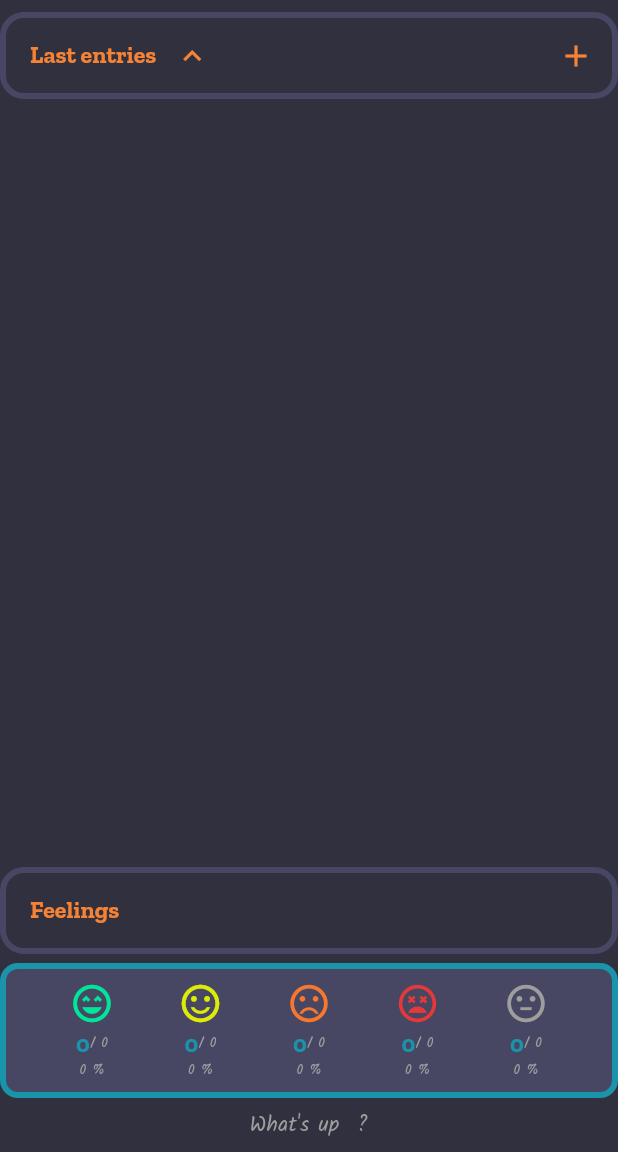
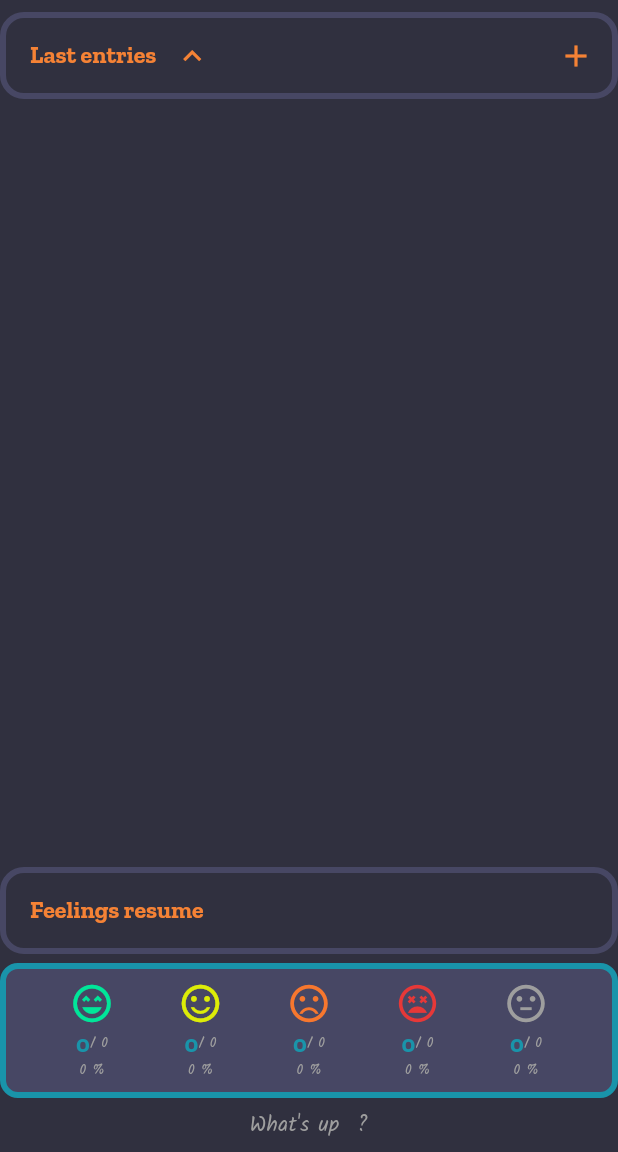
Before and after one commit to Neopuyo/TanukiDay, a Flutter app: the screen it shows once a user with an empty profile is signed in, on a phone screen of 412 x 824 dp, the part 84-1236 px from its top. Run offline on Flutter 3.47's test engine with Material 3 defaults, Android fonts, the phone set to English and light mode, and no system bars; our stand-ins replace cloud_firestore, envied, firebase_auth, firebase_core, go_router, google_fonts and 1 more; missing offline and left inert: github_sign_in_plus; accounts and stored records are empty; network calls fail.

```diff
--- a/lib/main.dart
+++ b/lib/main.dart
@@ -41,7 +41,7 @@ class MyApp extends StatelessWidget {
         GoRoute(
           path: '/',
           builder: (context, state) {
-            return const StartScreen();
+            return StartScreen();
           },
         ),
 
--- a/lib/screens/start_screen.dart
+++ b/lib/screens/start_screen.dart
@@ -1,33 +1,52 @@
+import 'package:diaryapp/models/entry.dart';
+import 'package:diaryapp/models/tuple.dart';
+import 'package:diaryapp/providers/user_state_provider.dart';
 import 'package:diaryapp/screens/base_scaffold.dart';
+import 'package:diaryapp/tools/database_handler.dart';
 import 'package:diaryapp/widgets/entries_list_block.dart';
 import 'package:diaryapp/widgets/feelings_list_block.dart';
 import 'package:flutter/material.dart';
+import 'package:provider/provider.dart';
 
 
 class StartScreen extends StatelessWidget {
 
-  const StartScreen({super.key});
+  StartScreen({super.key});
+
+  final _dbHandler = DatabaseHandler();
 
   @override
   Widget build(BuildContext context) {
 
+    final usermail = Provider.of<UserState>(context, listen: false).email;
 
+    return BaseScaffold(
+      body: StreamBuilder<Tuple2<List<Entry>, Map<String, int>>>(
+        stream: _dbHandler.getEntriesAndFeelingsStream(usermail),
+        builder: (context, snapshot) {
 
-    return const BaseScaffold(
-      body: Center(
-          child: Column(
-            mainAxisAlignment: MainAxisAlignment.center,
-            children: [
+           if (snapshot.hasError) {
+            return Text('Error : ${snapshot.error}');
+          }
 
+          if (snapshot.connectionState == ConnectionState.waiting) {
+            return const CircularProgressIndicator();
+          }
 
-              EntriesListBlock(),
+          final entries = snapshot.data!.item1;
+          final feelingsMap = snapshot.data!.item2;
 
-              FeelingsListBlock(),
-
-            ],
-          ),
-        )
+          return Center(
+              child: Column(
+                mainAxisAlignment: MainAxisAlignment.center,
+                children: [
+                  EntriesListBlock(entries: entries),
+                  FeelingsListBlock(feelingsMap: feelingsMap),
+                ],
+              ),
+            );
+        }
+      )
     );
-
   }
 }
--- a/lib/tools/database_handler.dart
+++ b/lib/tools/database_handler.dart
@@ -1,17 +1,15 @@
-import 'dart:ffi';
-
 import 'package:cloud_firestore/cloud_firestore.dart';
-import 'dart:developer' as dev;
-
 import 'package:diaryapp/models/entry.dart';
 import 'package:diaryapp/models/tuple.dart';
+import 'dart:developer' as dev;
 
 
 class DatabaseHandler {
 
   final FirebaseFirestore _db = FirebaseFirestore.instance;
 
-  // [!] The stream version is used in list view
+  // [K] The stream version is used in list view
+  // Not used anymore but interesting
   Future<List<Entry>> getEntriesFrom({required String usermail}) async {
     final List<Entry> entries = [];
 
@@ -32,6 +30,9 @@ class DatabaseHandler {
     return entries;
   }
 
+ // [K] Keeping :
+ // Entry and feeling stream are merged into one unique stream
+ // Without this it'll show duplicate content and unexpected behaviours
  Stream<List<Entry>> getEntriesStream(String usermail) {
     return _db.collection("entries")
         .where("usermail", isEqualTo: usermail)
@@ -50,6 +51,7 @@ class DatabaseHandler {
     });
   }
 
+  // [K] Keeping
   Stream<Map<String, int>> getFeelingsStream(String usermail) {
 
     Map<String, int> feelingResume = {};
@@ -68,7 +70,7 @@ class DatabaseHandler {
               feelingResume[entry.feeling] = feelingResume[entry.feeling]! + 1;
             }
           }
-          _printFeelings(feelingResume: feelingResume);
+          // _printFeelings(feelingResume: feelingResume);
           return feelingResume;
     });
   }
--- a/lib/widgets/entries_list.dart
+++ b/lib/widgets/entries_list.dart
@@ -1,34 +1,21 @@
 import 'package:diaryapp/models/entry.dart';
-import 'package:diaryapp/providers/user_state_provider.dart';
 import 'package:diaryapp/tools/database_handler.dart';
 import 'package:diaryapp/widgets/entries_list_tile.dart';
 import 'package:flutter/material.dart';
 import 'package:go_router/go_router.dart';
-import 'package:provider/provider.dart';
 
 
 class EntriesList extends StatelessWidget {
   final int displayLimit;
   final _dbHandler = DatabaseHandler();
+  final List<Entry> entries;
 
-  EntriesList({super.key, this.displayLimit = 2})
+  EntriesList({super.key, required this.entries, this.displayLimit = 2})
   : assert(displayLimit > 0, 'displayLimit must be positive');
 
 
   @override
   Widget build(BuildContext context) {
-
-    final usermail = Provider.of<UserState>(context, listen: false).email;
-
-    return StreamBuilder<List<Entry>>(
-      stream: _dbHandler.getEntriesStream(usermail),
-      builder: (BuildContext context, AsyncSnapshot<List<Entry>> snapshot) {
-        if (snapshot.connectionState == ConnectionState.waiting) {
-          return const CircularProgressIndicator();
-        } else if (snapshot.hasError) {
-          return Text('Error: ${snapshot.error}');
-        } else {
-          final List<Entry> entries = snapshot.data ?? [];
     return ListView.builder(
       itemCount: entries.length < displayLimit ? entries.length : displayLimit,
       itemBuilder: (BuildContext context, int index) {
@@ -44,12 +31,10 @@ class EntriesList extends StatelessWidget {
             onDelete: () => _dbHandler.deleteEntry(entryDate: entry.date),
             onTap: () {
               context.go('/entry-detail', extra: {'isCreation': false, 'entry': entry});
-                  }),
+            }
+          ),
         );
       },
     );
   }
-      },
-    );
 }
-}
--- a/lib/widgets/entries_list_block.dart
+++ b/lib/widgets/entries_list_block.dart
@@ -1,10 +1,13 @@
+import 'package:diaryapp/models/entry.dart';
 import 'package:diaryapp/widgets/entries_list.dart';
 import 'package:diaryapp/widgets/miniWidgets/header_card_widget.dart';
 import 'package:flutter/material.dart';
 import 'package:go_router/go_router.dart';
 
 class EntriesListBlock extends StatefulWidget {
-  const EntriesListBlock({super.key});
+  const EntriesListBlock({super.key, required this.entries});
+
+  final List<Entry> entries;
 
   @override
   State<StatefulWidget> createState() {
@@ -54,9 +57,11 @@ class _EntriesListBlockState extends State<EntriesListBlock> {
 
           // [2] ENTRY LIST
           Expanded(
-              child: EntriesList(
-            displayLimit: _displayAll ? 365 : 2,
-          )),
+            child: EntriesList(
+              entries: widget.entries,
+              displayLimit: _displayAll ? 365 : 2,
+            )
+          ),
         ],
       ),
     );
--- a/lib/widgets/feelings_list.dart
+++ b/lib/widgets/feelings_list.dart
@@ -1,16 +1,14 @@
 import 'package:diaryapp/design/tanuki_colors.dart';
 import 'package:diaryapp/design/tanuki_theme.dart';
 import 'package:diaryapp/models/entry.dart';
-import 'package:diaryapp/providers/user_state_provider.dart';
-import 'package:diaryapp/tools/database_handler.dart';
 import 'package:diaryapp/widgets/miniWidgets/content_card_widget.dart';
 import 'package:flutter/material.dart';
-import 'package:provider/provider.dart';
+
 
 class FeelingsList extends StatelessWidget {
-  FeelingsList({super.key});
+  const FeelingsList({super.key, required this.feelingsMap});
 
-  final _dbHandler = DatabaseHandler();
+  final Map<String, int> feelingsMap;
 
   Icon _feelingIconMake(String feeling) {
     return Icon(
@@ -62,30 +60,11 @@ class FeelingsList extends StatelessWidget {
 
   @override
   Widget build(BuildContext context) {
-
-    final usermail = Provider.of<UserState>(context, listen: false).email;
-
     return ContentCard(
-      child: StreamBuilder<Map<String, int>>(
-          stream: _dbHandler.getFeelingsStream(usermail),
-          builder: (BuildContext context, AsyncSnapshot<Map<String, int>> snapshot) {
-              if (snapshot.connectionState == ConnectionState.waiting) {
-                return const CircularProgressIndicator();
-              } else if (snapshot.hasError) {
-                return Text('Error: ${snapshot.error}');
-              } else {
-                final Map<String, int> feelingsMap = snapshot.data ?? {};
-
-                return Row(
-                  mainAxisAlignment: MainAxisAlignment.spaceEvenly,
-                  children: _feelingListMake(feelingsMap),
-                );
-              }
-          },
-
-
-      ),
-
+      child: Row(
+          mainAxisAlignment: MainAxisAlignment.spaceEvenly,
+          children: _feelingListMake(feelingsMap),
+        ),
     );
   }
 
--- a/lib/widgets/feelings_list_block.dart
+++ b/lib/widgets/feelings_list_block.dart
@@ -5,7 +5,9 @@ import 'package:diaryapp/widgets/miniWidgets/header_card_widget.dart';
 import 'package:flutter/material.dart';
 
 class FeelingsListBlock extends StatelessWidget {
-  const FeelingsListBlock({super.key});
+  const FeelingsListBlock({super.key, required this.feelingsMap});
+
+  final Map<String, int> feelingsMap;
 
   @override
   Widget build(BuildContext context) {
@@ -13,18 +15,12 @@ class FeelingsListBlock extends StatelessWidget {
       children: [
         HeaderCard(
           children: [
-            Text('Feelings', style: Theme.of(context).textTheme.displaySmall),
+            Text('Feelings resume', style: Theme.of(context).textTheme.displaySmall),
           ],
         ),
-
         const SizedBox(height: 4),
-
-        FeelingsList(),
-
+        FeelingsList(feelingsMap: feelingsMap),
       ],
     );
   }
-
-
-
 }
```
Lines whose indentation alone changed are shown as unchanged.
